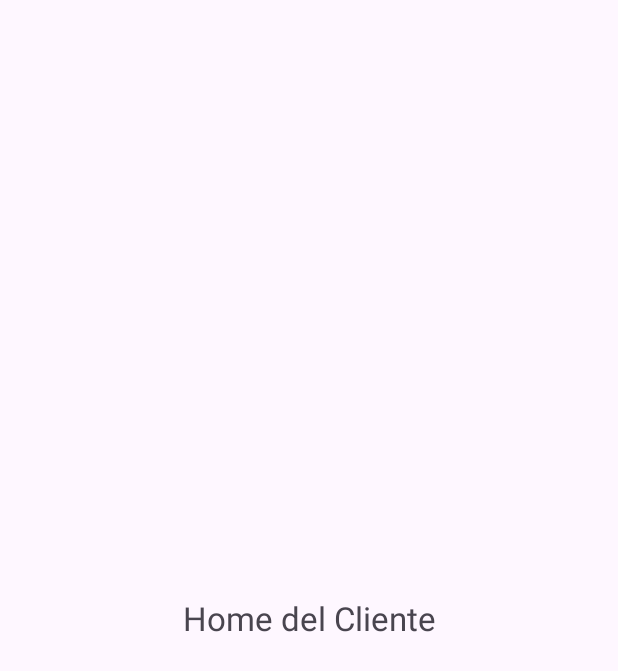
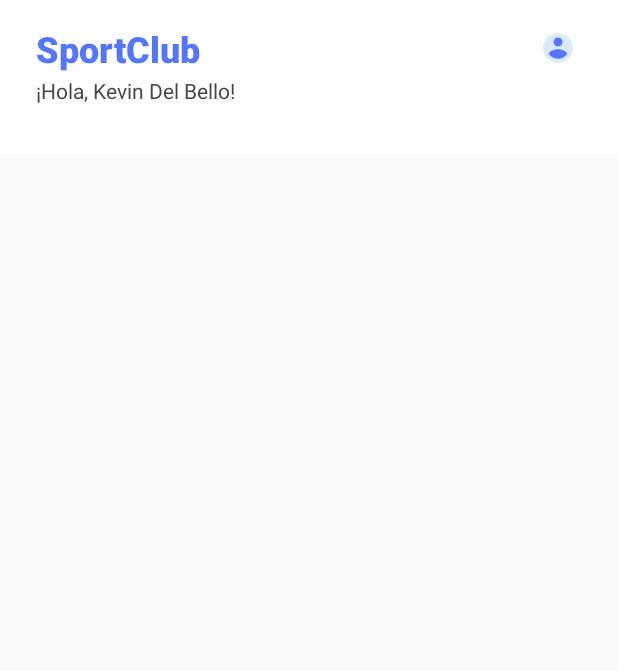
Before and after one commit to acmaccan/club-deportivo, an Android app: the HomeActivity screen opened directly, with no data from a screen before it, on a phone screen of 412 x 824 dp. Shown: the top 671 px of the screen. Run offline under Robolectric (Android 15) with nearby library versions, the phone set to English and light mode, and no system bars.

Commit message:
feat/home-activity: adding, custom header

```diff
--- a/app/src/main/java/com/example/club_deportivo/activities/AdminActivity.kt
+++ b/app/src/main/java/com/example/club_deportivo/activities/AdminActivity.kt
@@ -13,6 +13,7 @@ import com.example.club_deportivo.ui.FilterManager
 import com.example.club_deportivo.models.PaymentStatus
 import com.example.club_deportivo.models.UserRepository
 import com.example.club_deportivo.ui.UserAdapter
+import com.example.club_deportivo.ui.CustomHeader
 
 class AdminActivity : AppCompatActivity() {
 
@@ -60,9 +61,7 @@ class AdminActivity : AppCompatActivity() {
     }
 
     private fun setupHeader() {
-        val headerView = findViewById<android.view.View>(R.id.admin_header)
-        val subtitleTextView = headerView.findViewById<TextView>(R.id.headerSubtitle)
-        subtitleTextView.text = getString(R.string.basic_management)
+        CustomHeader.setupAdminHeader(this)
     }
 
     private fun setupSummaryCard() {
--- a/app/src/main/java/com/example/club_deportivo/activities/HomeActivity.kt
+++ b/app/src/main/java/com/example/club_deportivo/activities/HomeActivity.kt
@@ -3,10 +3,14 @@ package com.example.club_deportivo.activities
 import android.os.Bundle
 import androidx.appcompat.app.AppCompatActivity
 import com.example.club_deportivo.R
+import com.example.club_deportivo.ui.CustomHeader
 
 class HomeActivity : AppCompatActivity() {
     override fun onCreate(savedInstanceState: Bundle?) {
         super.onCreate(savedInstanceState)
         setContentView(R.layout.activity_home)
+
+        val userName = "Kevin Del Bello"
+        CustomHeader.setupHomeHeader(this, userName)
     }
 }
--- /dev/null
+++ b/app/src/main/java/com/example/club_deportivo/ui/CustomHeader.kt
@@ -0,0 +1,76 @@
+package com.example.club_deportivo.ui
+
+import android.view.View
+import android.widget.ImageView
+import android.widget.TextView
+import androidx.appcompat.app.AppCompatActivity
+import com.example.club_deportivo.R
+
+class CustomHeader {
+    companion object {
+        fun setupHeader(
+            activity: AppCompatActivity,
+            title: String = "SportClub",
+            subtitle: String = "",
+            showBackButton: Boolean = false,
+            showAvatarIcon: Boolean = false,
+            onBackClick: (() -> Unit)? = null,
+            onAvatarClick: (() -> Unit)? = null
+        ) {
+            val headerTitle = activity.findViewById<TextView>(R.id.headerTitle)
+            val headerSubtitle = activity.findViewById<TextView>(R.id.headerSubtitle)
+            val leftIcon = activity.findViewById<ImageView>(R.id.headerLeftIcon)
+            val rightIcon = activity.findViewById<ImageView>(R.id.headerRightIcon)
+
+            headerTitle.text = title
+            headerSubtitle.text = subtitle
+
+            if (showBackButton) {
+                leftIcon.visibility = View.VISIBLE
+                leftIcon.setOnClickListener {
+                    onBackClick?.invoke() ?: activity.onBackPressedDispatcher.onBackPressed()
+                }
+            } else {
+                leftIcon.visibility = View.GONE
+            }
+
+            if (showAvatarIcon) {
+                rightIcon.visibility = View.VISIBLE
+                rightIcon.setOnClickListener {
+                    onAvatarClick?.invoke()
+                }
+            } else {
+                rightIcon.visibility = View.GONE
+            }
+        }
+
+        fun setupAdminHeader(activity: AppCompatActivity) {
+            setupHeader(activity, "SportClub", "@string/basic_management")
+        }
+
+        fun setupHomeHeader(
+            activity: AppCompatActivity,
+            userName: String,
+            onAvatarClick: (() -> Unit)? = null
+        ) {
+            setupHeader(
+                activity, "SportClub", "¡Hola, $userName!", showAvatarIcon = true,
+                onAvatarClick = onAvatarClick
+            )
+        }
+
+        fun setupPaymentsHeader(activity: AppCompatActivity, onBackClick: (() -> Unit)? = null) {
+            setupHeader(
+                activity, "SportClub", "@string/payments", showBackButton = true,
+                onBackClick = onBackClick
+            )
+        }
+
+        fun setupProfileHeader(activity: AppCompatActivity, onBackClick: (() -> Unit)? = null) {
+            setupHeader(
+                activity, "SportClub", "@string/profile", showBackButton = true,
+                onBackClick = onBackClick
+            )
+        }
+    }
+}
--- /dev/null
+++ b/app/src/main/res/drawable/icon_account_circle.xml
@@ -0,0 +1,17 @@
+<?xml version="1.0" encoding="utf-8"?>
+<vector xmlns:android="http://schemas.android.com/apk/res/android"
+android:width="32dp"
+android:height="32dp"
+android:viewportWidth="24"
+android:viewportHeight="24">
+    <path
+        android:fillColor="@color/primary_light"
+        android:pathData="M12,2C6.48,2 2,6.48 2,12s4.48,10 10,10s10,-4.48 10,-10S17.52,2 12,2z"/>
+
+    <path
+        android:fillColor="@color/primary_main"
+        android:pathData="M12,5c1.66,0 3,1.34 3,3s-1.34,3 -3,3s-3,-1.34 -3,-3S10.34,5 12,5z"/>
+    <path
+        android:fillColor="@color/primary_main"
+        android:pathData="M12,19.2c-2.5,0 -4.71,-1.28 -6,-3.22c0.03,-1.99 4,-3.08 6,-3.08c1.99,0 5.97,1.09 6,3.08C16.71,17.92 14.5,19.2 12,19.2z"/>
+</vector>
--- /dev/null
+++ b/app/src/main/res/drawable/icon_arrow_back.xml
@@ -0,0 +1,10 @@
+<?xml version="1.0" encoding="utf-8"?>
+<vector xmlns:android="http://schemas.android.com/apk/res/android"
+    android:width="24dp"
+    android:height="24dp"
+    android:viewportWidth="24"
+    android:viewportHeight="24">
+    <path
+        android:fillColor="#6366F1"
+        android:pathData="M20,11H7.83l5.59,-5.59L12,4l-8,8 8,8 1.41,-1.41L7.83,13H20v-2z"/>
+</vector>
--- a/app/src/main/res/layout/activity_home.xml
+++ b/app/src/main/res/layout/activity_home.xml
@@ -1,20 +1,29 @@
 <?xml version="1.0" encoding="utf-8"?>
-<androidx.constraintlayout.widget.ConstraintLayout xmlns:android="http://schemas.android.com/apk/res/android"
+<ScrollView
+    xmlns:android="http://schemas.android.com/apk/res/android"
     xmlns:app="http://schemas.android.com/apk/res-auto"
     xmlns:tools="http://schemas.android.com/tools"
     android:layout_width="match_parent"
     android:layout_height="match_parent"
+    android:background="@color/neutral_lightest"
     tools:context=".activities.HomeActivity">
 
-    <TextView
-        android:id="@+id/welcome_text"
-        android:layout_width="wrap_content"
+    <LinearLayout
+        android:layout_width="match_parent"
         android:layout_height="wrap_content"
-        android:text="Home del Cliente"
-        android:textSize="22sp"
-        app:layout_constraintBottom_toBottomOf="parent"
-        app:layout_constraintEnd_toEndOf="parent"
-        app:layout_constraintStart_toStartOf="parent"
-        app:layout_constraintTop_toTopOf="parent" />
+        android:background="@color/white"
+        android:orientation="vertical"
+        android:paddingBottom="32dp">
 
-</androidx.constraintlayout.widget.ConstraintLayout>
+        <include
+            android:id="@+id/home_header"
+            layout="@layout/component_header"
+            android:layout_width="match_parent"
+            android:layout_height="wrap_content"
+            app:layout_constraintTop_toTopOf="parent"
+            app:layout_constraintStart_toStartOf="parent"
+            app:layout_constraintEnd_toEndOf="parent" />
+
+    </LinearLayout>
+
+</ScrollView>
--- a/app/src/main/res/layout/component_header.xml
+++ b/app/src/main/res/layout/component_header.xml
@@ -5,9 +5,25 @@
     android:layout_height="wrap_content"
     android:orientation="vertical"
     android:paddingTop="16dp"
-    android:paddingBottom="16dp"
     android:paddingStart="24dp"
     android:paddingEnd="24dp">
+
+    <RelativeLayout
+        android:layout_width="match_parent"
+        android:layout_height="wrap_content">
+
+        <ImageView
+            android:id="@+id/headerLeftIcon"
+            android:layout_width="24dp"
+            android:layout_height="24dp"
+            android:layout_alignParentStart="true"
+            android:layout_centerVertical="true"
+            android:src="@drawable/icon_arrow_back"
+            android:background="?attr/selectableItemBackgroundBorderless"
+            android:padding="4dp"
+            android:visibility="gone"
+            android:clickable="true"
+            android:focusable="true" />
 
         <TextView
             android:id="@+id/headerTitle"
@@ -17,7 +33,23 @@
             android:textColor="@color/primary_main"
             android:textSize="24sp"
             android:textStyle="bold"
-        android:fontFamily="sans-serif-medium" />
+            android:fontFamily="sans-serif-medium"
+            android:layout_centerVertical="true"/>
+
+        <ImageView
+            android:id="@+id/headerRightIcon"
+            android:layout_width="32dp"
+            android:layout_height="32dp"
+            android:layout_alignParentEnd="true"
+            android:layout_centerVertical="true"
+            android:src="@drawable/icon_account_circle"
+            android:background="?attr/selectableItemBackgroundBorderless"
+            android:padding="4dp"
+            android:visibility="gone"
+            android:clickable="true"
+            android:focusable="true" />
+
+    </RelativeLayout>
 
     <TextView
         android:id="@+id/headerSubtitle"
@@ -25,7 +57,8 @@
         android:layout_height="wrap_content"
         xmlns:tools="http://schemas.android.com/tools"
         tools:text="@string/basic_management"
-        android:textColor="@android:color/darker_gray"
+        android:textColor="@color/neutral_main"
         android:textSize="14sp"
-        android:layout_marginTop="2dp" />
+        android:layout_marginTop="2dp"/>
+
 </LinearLayout>
--- a/app/src/main/res/values/colors.xml
+++ b/app/src/main/res/values/colors.xml
@@ -3,11 +3,13 @@
     <color name="black">#FF000000</color>
     <color name="white">#FFFFFFFF</color>
 
+    <color name="primary_light">#DBEAFE</color>
     <color name="primary_main">#5476FC</color>
     <color name="primary_dark">#3730A3</color>
 
     <color name="secondary_main">#1E1F3E</color>
 
+    <color name="neutral_lightest">#F9FAFB</color>
     <color name="neutral_light">#EDEDED</color>
     <color name="neutral_main">#474747</color>
 
--- a/app/src/main/res/values/strings.xml
+++ b/app/src/main/res/values/strings.xml
@@ -19,7 +19,6 @@
 
     <!-- Admin -->
     <string name="basic_management">Gestión básica</string>
-
     <string name="money">$</string>
     <string name="paid">Al día</string>
     <string name="due_soon">Próximos a vencer</string>
@@ -39,4 +38,10 @@
 
     <!-- Successful registration -->
     <string name="successful_registration_title">¡Registro exitoso!</string>
+
+    <!-- Payments -->
+    <string name="payments">Pagos</string>
+
+    <!-- Profile -->
+    <string name="profile">Perfil</string>
 </resources>
```
Lines whose indentation alone changed are shown as unchanged.
